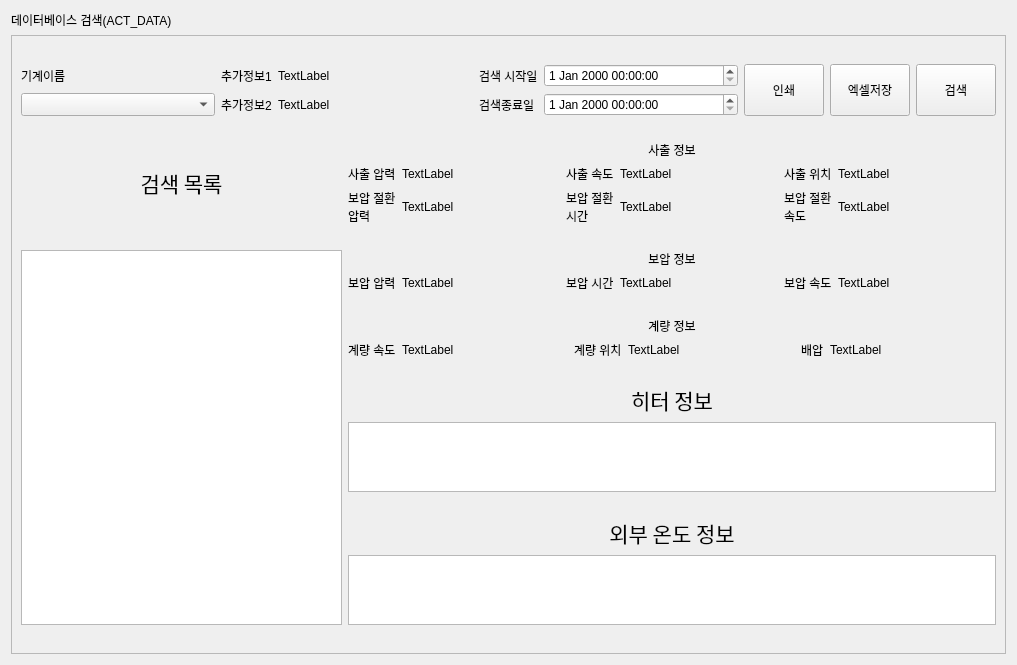
Above: dbsearchact.ui from good7zzang/QT_DBA before the change. Below: the same form after it.
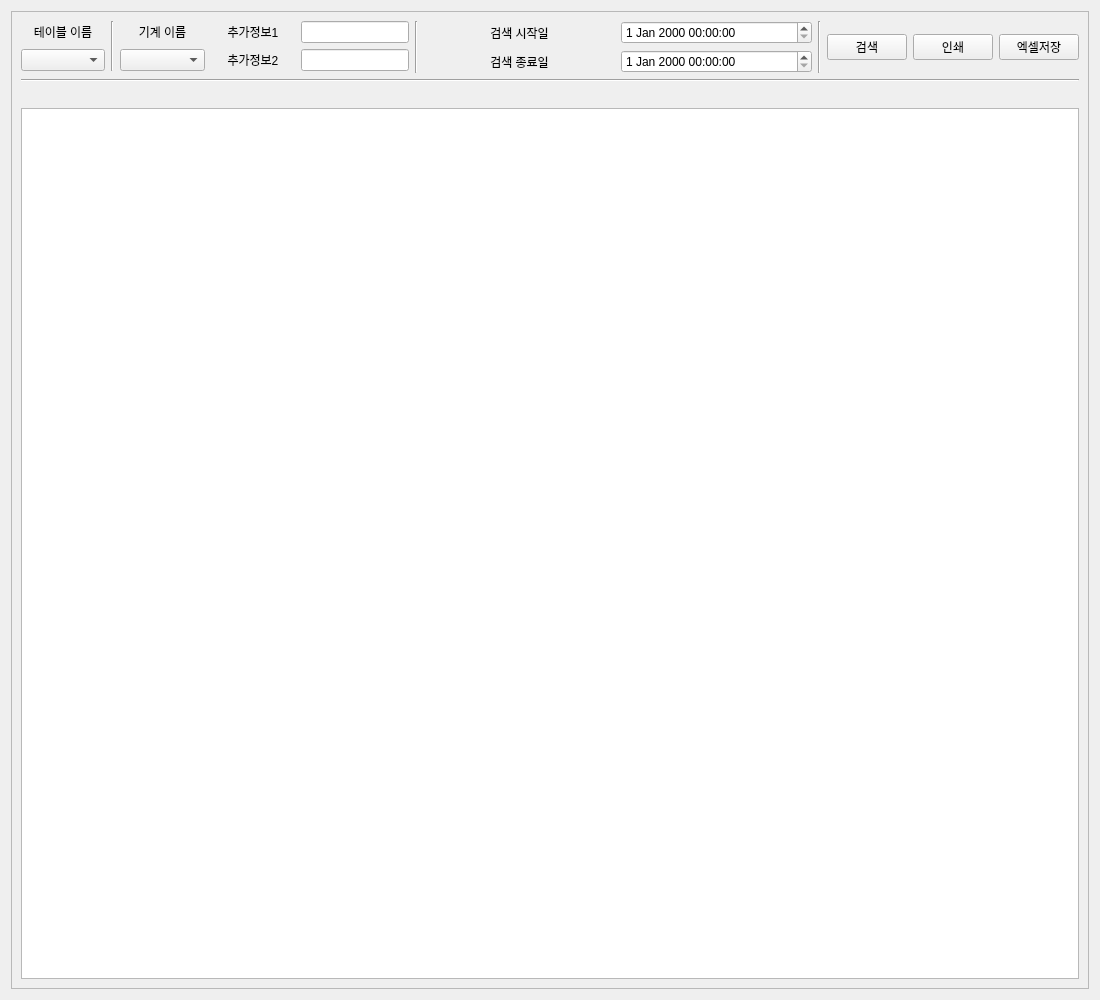
That is the form after the change.

What changed in the file:
```diff
--- a/dbsearchact.ui
+++ b/dbsearchact.ui
@@ -6,15 +6,15 @@
    <rect>
     <x>0</x>
     <y>0</y>
-    <width>1017</width>
-    <height>665</height>
+    <width>1100</width>
+    <height>1000</height>
    </rect>
   </property>
   <property name="windowTitle">
    <string>Form</string>
   </property>
   <layout class="QGridLayout" name="gridLayout">
-   <item row="1" column="0">
+   <item row="0" column="0">
     <widget class="QScrollArea" name="scrollArea">
      <property name="widgetResizable">
       <bool>true</bool>
@@ -24,604 +24,201 @@
        <rect>
         <x>0</x>
         <y>0</y>
-        <width>997</width>
-        <height>627</height>
+        <width>1076</width>
+        <height>976</height>
        </rect>
       </property>
       <layout class="QGridLayout" name="gridLayout_5">
-       <item row="1" column="0" colspan="3">
-        <layout class="QGridLayout" name="gridLayout_2">
-         <item row="0" column="6" rowspan="2">
-          <layout class="QHBoxLayout" name="horizontalLayout" stretch="0,0,0">
-           <property name="spacing">
-            <number>6</number>
-           </property>
-           <property name="sizeConstraint">
-            <enum>QLayout::SetDefaultConstraint</enum>
-           </property>
-           <property name="bottomMargin">
-            <number>0</number>
-           </property>
-           <item>
-            <widget class="QPushButton" name="pushButton">
-             <property name="sizePolicy">
-              <sizepolicy hsizetype="Preferred" vsizetype="Preferred">
-               <horstretch>0</horstretch>
-               <verstretch>0</verstretch>
-              </sizepolicy>
-             </property>
-             <property name="text">
-              <string>인쇄</string>
-             </property>
-            </widget>
-           </item>
-           <item>
-            <widget class="QPushButton" name="pushButton_2">
-             <property name="sizePolicy">
-              <sizepolicy hsizetype="Preferred" vsizetype="Preferred">
-               <horstretch>0</horstretch>
-               <verstretch>0</verstretch>
-              </sizepolicy>
-             </property>
-             <property name="text">
-              <string>엑셀저장</string>
-             </property>
-            </widget>
-           </item>
-           <item>
-            <widget class="QPushButton" name="pushButton_3">
-             <property name="sizePolicy">
-              <sizepolicy hsizetype="Preferred" vsizetype="Preferred">
-               <horstretch>0</horstretch>
-               <verstretch>0</verstretch>
-              </sizepolicy>
-             </property>
-             <property name="text">
-              <string>검색</string>
-             </property>
-            </widget>
-           </item>
-          </layout>
-         </item>
+       <item row="0" column="0">
+        <layout class="QGridLayout" name="gridLayout_6">
          <item row="1" column="2">
-          <widget class="QLabel" name="label_37">
-           <property name="text">
-            <string>TextLabel</string>
-           </property>
-          </widget>
+          <widget class="QComboBox" name="comboBox_2"/>
          </item>
-         <item row="1" column="3">
-          <widget class="QLabel" name="label_6">
-           <property name="text">
-            <string>검색종료일</string>
+         <item row="1" column="0">
+          <widget class="QComboBox" name="comboBox"/>
+         </item>
+         <item row="0" column="1" rowspan="2">
+          <widget class="Line" name="line_2">
+           <property name="orientation">
+            <enum>Qt::Vertical</enum>
            </property>
           </widget>
          </item>
-         <item row="1" column="1">
+         <item row="0" column="2">
           <widget class="QLabel" name="label_2">
            <property name="text">
+            <string>기계 이름</string>
+           </property>
+           <property name="alignment">
+            <set>Qt::AlignCenter</set>
+           </property>
+          </widget>
+         </item>
+         <item row="0" column="0">
+          <widget class="QLabel" name="label">
+           <property name="text">
+            <string>테이블 이름</string>
+           </property>
+           <property name="alignment">
+            <set>Qt::AlignCenter</set>
+           </property>
+          </widget>
+         </item>
+         <item row="1" column="3">
+          <widget class="QLabel" name="label_6">
+           <property name="text">
             <string>추가정보2</string>
            </property>
-          </widget>
-         </item>
-         <item row="0" column="0">
-          <widget class="QLabel" name="label_3">
-           <property name="text">
-            <string>기계이름</string>
+           <property name="alignment">
+            <set>Qt::AlignCenter</set>
            </property>
           </widget>
          </item>
          <item row="0" column="3">
           <widget class="QLabel" name="label_5">
+           <property name="text">
+            <string>추가정보1</string>
+           </property>
+           <property name="alignment">
+            <set>Qt::AlignCenter</set>
+           </property>
+          </widget>
+         </item>
+         <item row="0" column="4">
+          <widget class="QLineEdit" name="lineEdit">
            <property name="sizePolicy">
-            <sizepolicy hsizetype="Maximum" vsizetype="Preferred">
+            <sizepolicy hsizetype="Preferred" vsizetype="Fixed">
              <horstretch>0</horstretch>
              <verstretch>0</verstretch>
             </sizepolicy>
            </property>
+          </widget>
+         </item>
+         <item row="1" column="4">
+          <widget class="QLineEdit" name="lineEdit_2">
+           <property name="sizePolicy">
+            <sizepolicy hsizetype="Preferred" vsizetype="Fixed">
+             <horstretch>0</horstretch>
+             <verstretch>0</verstretch>
+            </sizepolicy>
+           </property>
+          </widget>
+         </item>
+        </layout>
+       </item>
+       <item row="2" column="0">
+        <spacer name="verticalSpacer">
+         <property name="orientation">
+          <enum>Qt::Vertical</enum>
+         </property>
+         <property name="sizeType">
+          <enum>QSizePolicy::Maximum</enum>
+         </property>
+         <property name="sizeHint" stdset="0">
+          <size>
+           <width>20</width>
+           <height>20</height>
+          </size>
+         </property>
+        </spacer>
+       </item>
+       <item row="1" column="0" colspan="7">
+        <widget class="Line" name="line_4">
+         <property name="orientation">
+          <enum>Qt::Horizontal</enum>
+         </property>
+        </widget>
+       </item>
+       <item row="0" column="6">
+        <widget class="QPushButton" name="pushButton_3">
+         <property name="sizePolicy">
+          <sizepolicy hsizetype="Maximum" vsizetype="Fixed">
+           <horstretch>0</horstretch>
+           <verstretch>0</verstretch>
+          </sizepolicy>
+         </property>
+         <property name="text">
+          <string>엑셀저장</string>
+         </property>
+        </widget>
+       </item>
+       <item row="0" column="1">
+        <widget class="Line" name="line">
+         <property name="orientation">
+          <enum>Qt::Vertical</enum>
+         </property>
+        </widget>
+       </item>
+       <item row="0" column="4">
+        <widget class="QPushButton" name="pushButton">
+         <property name="sizePolicy">
+          <sizepolicy hsizetype="Maximum" vsizetype="Fixed">
+           <horstretch>0</horstretch>
+           <verstretch>0</verstretch>
+          </sizepolicy>
+         </property>
+         <property name="text">
+          <string>검색</string>
+         </property>
+        </widget>
+       </item>
+       <item row="0" column="5">
+        <widget class="QPushButton" name="pushButton_2">
+         <property name="sizePolicy">
+          <sizepolicy hsizetype="Maximum" vsizetype="Fixed">
+           <horstretch>0</horstretch>
+           <verstretch>0</verstretch>
+          </sizepolicy>
+         </property>
+         <property name="text">
+          <string>인쇄</string>
+         </property>
+        </widget>
+       </item>
+       <item row="0" column="2">
+        <layout class="QGridLayout" name="gridLayout_7">
+         <item row="0" column="0">
+          <widget class="QLabel" name="label_3">
            <property name="text">
             <string>검색 시작일</string>
            </property>
-          </widget>
-         </item>
-         <item row="1" column="0">
-          <widget class="QComboBox" name="comboBox">
-           <property name="sizePolicy">
-            <sizepolicy hsizetype="Preferred" vsizetype="Preferred">
-             <horstretch>0</horstretch>
-             <verstretch>0</verstretch>
-            </sizepolicy>
+           <property name="alignment">
+            <set>Qt::AlignCenter</set>
            </property>
           </widget>
          </item>
          <item row="0" column="1">
-          <widget class="QLabel" name="label_4">
-           <property name="sizePolicy">
-            <sizepolicy hsizetype="Maximum" vsizetype="Preferred">
-             <horstretch>0</horstretch>
-             <verstretch>0</verstretch>
-            </sizepolicy>
-           </property>
-           <property name="text">
-            <string>추가정보1</string>
-           </property>
-          </widget>
-         </item>
-         <item row="0" column="2">
-          <widget class="QLabel" name="label_38">
-           <property name="text">
-            <string>TextLabel</string>
-           </property>
-          </widget>
-         </item>
-         <item row="1" column="4">
           <widget class="QDateTimeEdit" name="dateTimeEdit"/>
          </item>
-         <item row="0" column="4">
+         <item row="1" column="0">
+          <widget class="QLabel" name="label_4">
+           <property name="text">
+            <string>검색 종료일</string>
+           </property>
+           <property name="alignment">
+            <set>Qt::AlignCenter</set>
+           </property>
+          </widget>
+         </item>
+         <item row="1" column="1">
           <widget class="QDateTimeEdit" name="dateTimeEdit_2"/>
          </item>
         </layout>
        </item>
-       <item row="2" column="1" colspan="2">
-        <layout class="QGridLayout" name="gridLayout_3">
-         <item row="1" column="0">
-          <widget class="QLabel" name="label_9">
-           <property name="sizePolicy">
-            <sizepolicy hsizetype="Maximum" vsizetype="Preferred">
-             <horstretch>0</horstretch>
-             <verstretch>0</verstretch>
-            </sizepolicy>
-           </property>
-           <property name="text">
-            <string>사출 압력</string>
-           </property>
-          </widget>
-         </item>
-         <item row="1" column="1">
-          <widget class="QLabel" name="label_10">
-           <property name="text">
-            <string>TextLabel</string>
-           </property>
-          </widget>
-         </item>
-         <item row="1" column="2">
-          <widget class="QLabel" name="label_11">
-           <property name="sizePolicy">
-            <sizepolicy hsizetype="Maximum" vsizetype="Preferred">
-             <horstretch>0</horstretch>
-             <verstretch>0</verstretch>
-            </sizepolicy>
-           </property>
-           <property name="text">
-            <string>사출 속도</string>
-           </property>
-          </widget>
-         </item>
-         <item row="1" column="3">
-          <widget class="QLabel" name="label_12">
-           <property name="text">
-            <string>TextLabel</string>
-           </property>
-          </widget>
-         </item>
-         <item row="1" column="4">
-          <widget class="QLabel" name="label_13">
-           <property name="sizePolicy">
-            <sizepolicy hsizetype="Maximum" vsizetype="Preferred">
-             <horstretch>0</horstretch>
-             <verstretch>0</verstretch>
-            </sizepolicy>
-           </property>
-           <property name="text">
-            <string>사출 위치</string>
-           </property>
-          </widget>
-         </item>
-         <item row="1" column="5">
-          <widget class="QLabel" name="label_14">
-           <property name="text">
-            <string>TextLabel</string>
-           </property>
-          </widget>
-         </item>
-         <item row="2" column="1">
-          <widget class="QLabel" name="label_15">
-           <property name="text">
-            <string>TextLabel</string>
-           </property>
-          </widget>
-         </item>
-         <item row="2" column="0">
-          <widget class="QLabel" name="label_16">
-           <property name="text">
-            <string>보압 절환
-압력</string>
-           </property>
-          </widget>
-         </item>
-         <item row="2" column="2">
-          <widget class="QLabel" name="label_17">
-           <property name="text">
-            <string>보압 절환 
-시간</string>
-           </property>
-          </widget>
-         </item>
-         <item row="2" column="3">
-          <widget class="QLabel" name="label_18">
-           <property name="text">
-            <string>TextLabel</string>
-           </property>
-          </widget>
-         </item>
-         <item row="2" column="4">
-          <widget class="QLabel" name="label_19">
-           <property name="text">
-            <string>보압 절환
-속도</string>
-           </property>
-          </widget>
-         </item>
-         <item row="2" column="5">
-          <widget class="QLabel" name="label_20">
-           <property name="text">
-            <string>TextLabel</string>
-           </property>
-          </widget>
-         </item>
-         <item row="0" column="0" colspan="6">
-          <widget class="QLabel" name="label_8">
-           <property name="text">
-            <string>사출 정보</string>
-           </property>
-           <property name="alignment">
-            <set>Qt::AlignCenter</set>
-           </property>
-          </widget>
-         </item>
-        </layout>
-       </item>
-       <item row="4" column="1" colspan="2">
-        <layout class="QGridLayout" name="gridLayout_7">
-         <item row="1" column="1">
-          <widget class="QLabel" name="label_30">
-           <property name="sizePolicy">
-            <sizepolicy hsizetype="Preferred" vsizetype="Maximum">
-             <horstretch>0</horstretch>
-             <verstretch>0</verstretch>
-            </sizepolicy>
-           </property>
-           <property name="text">
-            <string>TextLabel</string>
-           </property>
-          </widget>
-         </item>
-         <item row="1" column="2">
-          <widget class="QLabel" name="label_31">
-           <property name="sizePolicy">
-            <sizepolicy hsizetype="Maximum" vsizetype="Maximum">
-             <horstretch>0</horstretch>
-             <verstretch>0</verstretch>
-            </sizepolicy>
-           </property>
-           <property name="text">
-            <string>계량 위치</string>
-           </property>
-          </widget>
-         </item>
-         <item row="1" column="3">
-          <widget class="QLabel" name="label_32">
-           <property name="sizePolicy">
-            <sizepolicy hsizetype="Preferred" vsizetype="Maximum">
-             <horstretch>0</horstretch>
-             <verstretch>0</verstretch>
-            </sizepolicy>
-           </property>
-           <property name="text">
-            <string>TextLabel</string>
-           </property>
-          </widget>
-         </item>
-         <item row="1" column="4">
-          <widget class="QLabel" name="label_33">
-           <property name="sizePolicy">
-            <sizepolicy hsizetype="Maximum" vsizetype="Maximum">
-             <horstretch>0</horstretch>
-             <verstretch>0</verstretch>
-            </sizepolicy>
-           </property>
-           <property name="text">
-            <string>배압</string>
-           </property>
-          </widget>
-         </item>
-         <item row="1" column="0">
-          <widget class="QLabel" name="label_29">
-           <property name="sizePolicy">
-            <sizepolicy hsizetype="Maximum" vsizetype="Maximum">
-             <horstretch>0</horstretch>
-             <verstretch>0</verstretch>
-            </sizepolicy>
-           </property>
-           <property name="text">
-            <string>계량 속도</string>
-           </property>
-          </widget>
-         </item>
-         <item row="1" column="5">
-          <widget class="QLabel" name="label_34">
-           <property name="sizePolicy">
-            <sizepolicy hsizetype="Preferred" vsizetype="Maximum">
-             <horstretch>0</horstretch>
-             <verstretch>0</verstretch>
-            </sizepolicy>
-           </property>
-           <property name="text">
-            <string>TextLabel</string>
-           </property>
-          </widget>
-         </item>
-         <item row="0" column="0" colspan="6">
-          <widget class="QLabel" name="label_23">
-           <property name="sizePolicy">
-            <sizepolicy hsizetype="Preferred" vsizetype="Maximum">
-             <horstretch>0</horstretch>
-             <verstretch>0</verstretch>
-            </sizepolicy>
-           </property>
-           <property name="text">
-            <string>계량 정보</string>
-           </property>
-           <property name="alignment">
-            <set>Qt::AlignCenter</set>
-           </property>
-          </widget>
-         </item>
-        </layout>
-       </item>
-       <item row="3" column="1" colspan="2">
-        <layout class="QGridLayout" name="gridLayout_4">
-         <item row="1" column="1">
-          <widget class="QLabel" name="label_24">
-           <property name="sizePolicy">
-            <sizepolicy hsizetype="Preferred" vsizetype="Maximum">
-             <horstretch>0</horstretch>
-             <verstretch>0</verstretch>
-            </sizepolicy>
-           </property>
-           <property name="text">
-            <string>TextLabel</string>
-           </property>
-          </widget>
-         </item>
-         <item row="1" column="2">
-          <widget class="QLabel" name="label_25">
-           <property name="sizePolicy">
-            <sizepolicy hsizetype="Maximum" vsizetype="Maximum">
-             <horstretch>0</horstretch>
-             <verstretch>0</verstretch>
-            </sizepolicy>
-           </property>
-           <property name="text">
-            <string>보압 시간</string>
-           </property>
-          </widget>
-         </item>
-         <item row="1" column="0">
-          <widget class="QLabel" name="label_22">
-           <property name="sizePolicy">
-            <sizepolicy hsizetype="Maximum" vsizetype="Maximum">
-             <horstretch>0</horstretch>
-             <verstretch>0</verstretch>
-            </sizepolicy>
-           </property>
-           <property name="text">
-            <string>보압 압력</string>
-           </property>
-          </widget>
-         </item>
-         <item row="1" column="3">
-          <widget class="QLabel" name="label_26">
-           <property name="sizePolicy">
-            <sizepolicy hsizetype="Preferred" vsizetype="Maximum">
-             <horstretch>0</horstretch>
-             <verstretch>0</verstretch>
-            </sizepolicy>
-           </property>
-           <property name="text">
-            <string>TextLabel</string>
-           </property>
-          </widget>
-         </item>
-         <item row="1" column="4">
-          <widget class="QLabel" name="label_27">
-           <property name="sizePolicy">
-            <sizepolicy hsizetype="Maximum" vsizetype="Maximum">
-             <horstretch>0</horstretch>
-             <verstretch>0</verstretch>
-            </sizepolicy>
-           </property>
-           <property name="text">
-            <string>보압 속도</string>
-           </property>
-          </widget>
-         </item>
-         <item row="0" column="0" colspan="6">
-          <widget class="QLabel" name="label_21">
-           <property name="sizePolicy">
-            <sizepolicy hsizetype="Preferred" vsizetype="Maximum">
-             <horstretch>0</horstretch>
-             <verstretch>0</verstretch>
-            </sizepolicy>
-           </property>
-           <property name="text">
-            <string>보압 정보</string>
-           </property>
-           <property name="alignment">
-            <set>Qt::AlignCenter</set>
-           </property>
-          </widget>
-         </item>
-         <item row="1" column="5">
-          <widget class="QLabel" name="label_28">
-           <property name="sizePolicy">
-            <sizepolicy hsizetype="Preferred" vsizetype="Maximum">
-             <horstretch>0</horstretch>
-             <verstretch>0</verstretch>
-            </sizepolicy>
-           </property>
-           <property name="text">
-            <string>TextLabel</string>
-           </property>
-          </widget>
-         </item>
-        </layout>
-       </item>
-       <item row="5" column="1" colspan="2">
-        <layout class="QGridLayout" name="gridLayout_8">
-         <item row="0" column="0" colspan="2">
-          <widget class="QLabel" name="label_35">
-           <property name="sizePolicy">
-            <sizepolicy hsizetype="Preferred" vsizetype="Maximum">
-             <horstretch>0</horstretch>
-             <verstretch>0</verstretch>
-            </sizepolicy>
-           </property>
-           <property name="font">
-            <font>
-             <family>Agency FB</family>
-             <pointsize>16</pointsize>
-            </font>
-           </property>
-           <property name="text">
-            <string>히터 정보</string>
-           </property>
-           <property name="alignment">
-            <set>Qt::AlignCenter</set>
-           </property>
-          </widget>
-         </item>
-         <item row="1" column="0" colspan="2">
-          <widget class="QTableView" name="tableView">
-           <property name="sizePolicy">
-            <sizepolicy hsizetype="Minimum" vsizetype="Minimum">
-             <horstretch>0</horstretch>
-             <verstretch>0</verstretch>
-            </sizepolicy>
-           </property>
-           <property name="maximumSize">
-            <size>
-             <width>16777215</width>
-             <height>70</height>
-            </size>
-           </property>
-          </widget>
-         </item>
-        </layout>
-       </item>
-       <item row="2" column="0">
-        <widget class="QLabel" name="label_7">
-         <property name="sizePolicy">
-          <sizepolicy hsizetype="Preferred" vsizetype="Maximum">
-           <horstretch>0</horstretch>
-           <verstretch>0</verstretch>
-          </sizepolicy>
+       <item row="0" column="3">
+        <widget class="Line" name="line_3">
+         <property name="orientation">
+          <enum>Qt::Vertical</enum>
          </property>
-         <property name="font">
-          <font>
-           <family>Agency FB</family>
-           <pointsize>16</pointsize>
-          </font>
-         </property>
-         <property name="text">
-          <string>검색 목록</string>
-         </property>
-         <property name="alignment">
-          <set>Qt::AlignCenter</set>
-         </property>
         </widget>
        </item>
-       <item row="6" column="1" colspan="2">
-        <layout class="QGridLayout" name="gridLayout_9">
-         <item row="0" column="0">
-          <widget class="QLabel" name="label_36">
-           <property name="sizePolicy">
-            <sizepolicy hsizetype="Preferred" vsizetype="Maximum">
-             <horstretch>0</horstretch>
-             <verstretch>0</verstretch>
-            </sizepolicy>
-           </property>
-           <property name="font">
-            <font>
-             <family>Agency FB</family>
-             <pointsize>16</pointsize>
-            </font>
-           </property>
-           <property name="text">
-            <string>외부 온도 정보</string>
-           </property>
-           <property name="alignment">
-            <set>Qt::AlignCenter</set>
-           </property>
-          </widget>
-         </item>
-         <item row="1" column="0">
-          <widget class="QTableView" name="tableView_2">
-           <property name="sizePolicy">
-            <sizepolicy hsizetype="Preferred" vsizetype="Minimum">
-             <horstretch>0</horstretch>
-             <verstretch>0</verstretch>
-            </sizepolicy>
-           </property>
-           <property name="maximumSize">
-            <size>
-             <width>16777215</width>
-             <height>70</height>
-            </size>
-           </property>
-          </widget>
-         </item>
-        </layout>
-       </item>
-       <item row="3" column="0" rowspan="4">
-        <widget class="QTableView" name="tableView_3">
-         <property name="sizePolicy">
-          <sizepolicy hsizetype="Preferred" vsizetype="Expanding">
-           <horstretch>0</horstretch>
-           <verstretch>0</verstretch>
-          </sizepolicy>
-         </property>
-        </widget>
+       <item row="3" column="0" colspan="7">
+        <widget class="QTableView" name="tableView"/>
        </item>
       </layout>
      </widget>
     </widget>
    </item>
-   <item row="0" column="0">
-    <widget class="QLabel" name="label">
-     <property name="sizePolicy">
-      <sizepolicy hsizetype="Preferred" vsizetype="Fixed">
-       <horstretch>0</horstretch>
-       <verstretch>0</verstretch>
-      </sizepolicy>
-     </property>
-     <property name="minimumSize">
-      <size>
-       <width>50</width>
-       <height>0</height>
-      </size>
-     </property>
-     <property name="maximumSize">
-      <size>
-       <width>16777215</width>
-       <height>20</height>
-      </size>
-     </property>
-     <property name="text">
-      <string>데이터베이스 검색(ACT_DATA)</string>
-     </property>
-    </widget>
-   </item>
   </layout>
  </widget>
  <resources/>
```
